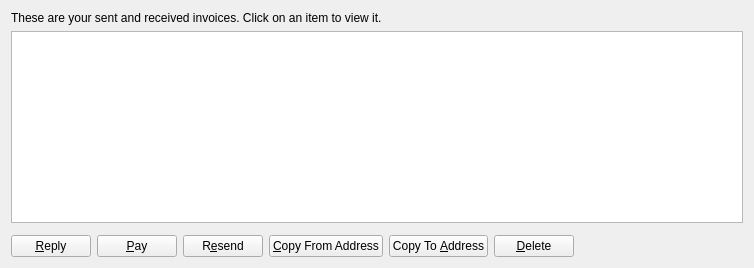
Qt form src/qt/forms/invoicepage.ui (Cinnicoin/CinniCoin) before a commit.
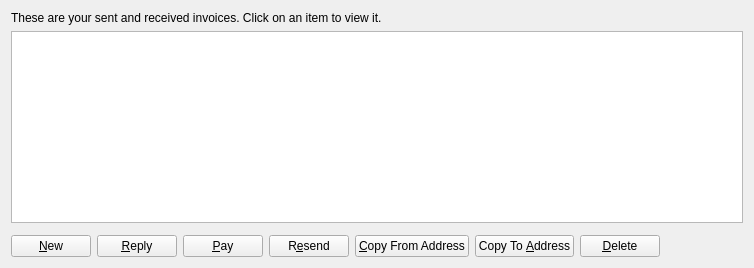
The same form after that commit. Icons and pictures are not drawn.

```diff
--- a/src/qt/forms/invoicepage.ui
+++ b/src/qt/forms/invoicepage.ui
@@ -60,6 +60,17 @@
    </item>
    <item>
     <layout class="QHBoxLayout" name="horizontalLayout">
+     <item>
+      <widget class="QPushButton" name="newButton">
+       <property name="text">
+        <string>&amp;New</string>
+       </property>
+       <property name="icon">
+        <iconset resource="../bitcoin.qrc">
+         <normaloff>:/icons/add</normaloff>:/icons/add</iconset>
+       </property>
+      </widget>
+     </item>
      <item>
       <widget class="QPushButton" name="replyButton">
        <property name="text">
```
